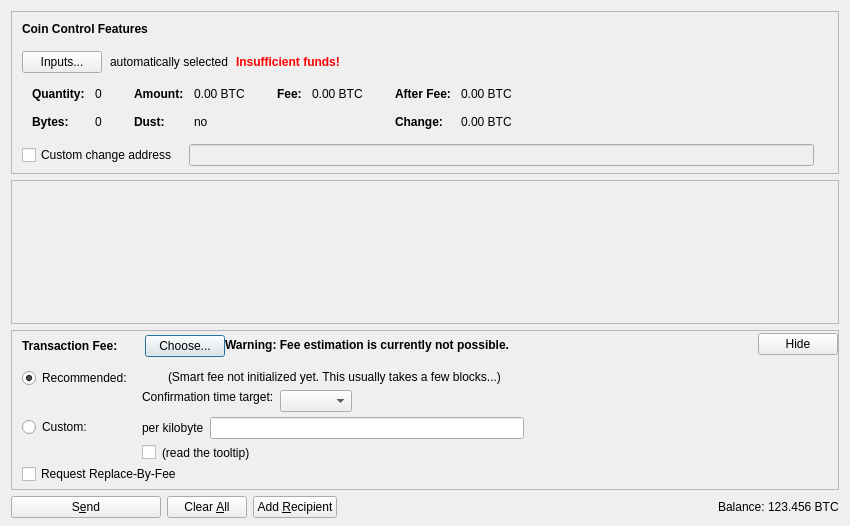
Qt form src/qt/forms/sendcoinsdialog.ui (SidGrip/universalmol) before a commit.
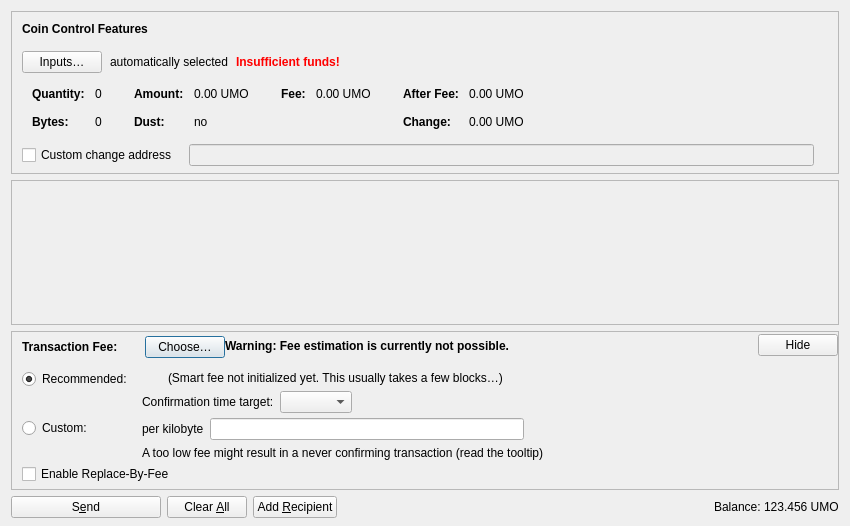
The same form after that commit. Icons and pictures are not drawn. Custom widgets are drawn as their Qt base class.

```diff
--- a/src/qt/forms/sendcoinsdialog.ui
+++ b/src/qt/forms/sendcoinsdialog.ui
@@ -107,7 +107,7 @@
              <string notr="true"/>
             </property>
             <property name="text">
-             <string>Inputs...</string>
+             <string>Inputs…</string>
             </property>
             <property name="autoDefault">
              <bool>false</bool>
@@ -324,7 +324,7 @@
                   <enum>Qt::ActionsContextMenu</enum>
                  </property>
                  <property name="text">
-                  <string notr="true">0.00 BTC</string>
+                  <string notr="true">0.00 UMO</string>
                  </property>
                  <property name="textInteractionFlags">
                   <set>Qt::LinksAccessibleByMouse|Qt::TextSelectableByKeyboard|Qt::TextSelectableByMouse</set>
@@ -404,7 +404,7 @@
                   <enum>Qt::ActionsContextMenu</enum>
                  </property>
                  <property name="text">
-                  <string notr="true">0.00 BTC</string>
+                  <string notr="true">0.00 UMO</string>
                  </property>
                  <property name="textInteractionFlags">
                   <set>Qt::LinksAccessibleByMouse|Qt::TextSelectableByKeyboard|Qt::TextSelectableByMouse</set>
@@ -455,7 +455,7 @@
                   <enum>Qt::ActionsContextMenu</enum>
                  </property>
                  <property name="text">
-                  <string notr="true">0.00 BTC</string>
+                  <string notr="true">0.00 UMO</string>
                  </property>
                  <property name="textInteractionFlags">
                   <set>Qt::LinksAccessibleByMouse|Qt::TextSelectableByKeyboard|Qt::TextSelectableByMouse</set>
@@ -484,7 +484,7 @@
                   <enum>Qt::ActionsContextMenu</enum>
                  </property>
                  <property name="text">
-                  <string notr="true">0.00 BTC</string>
+                  <string notr="true">0.00 UMO</string>
                  </property>
                  <property name="textInteractionFlags">
                   <set>Qt::LinksAccessibleByMouse|Qt::TextSelectableByKeyboard|Qt::TextSelectableByMouse</set>
@@ -738,7 +738,7 @@
               <item>
                <widget class="QPushButton" name="buttonChooseFee">
                 <property name="text">
-                 <string>Choose...</string>
+                 <string>Choose…</string>
                 </property>
                </widget>
               </item>
@@ -876,17 +876,7 @@
                <item>
                 <layout class="QHBoxLayout" name="horizontalLayoutFee8">
                  <item>
-                  <widget class="QCheckBox" name="checkBoxMinimumFee">
-                   <property name="toolTip">
-                    <string>Paying only the minimum fee is just fine as long as there is less transaction volume than space in the blocks. But be aware that this can end up in a never confirming transaction once there is more demand for UniversalMolecule transactions than the network can process.</string>
-                   </property>
-                   <property name="text">
-                    <string/>
-                   </property>
-                  </widget>
-                 </item>
-                 <item>
-                  <widget class="QLabel" name="labelMinFeeWarning">
+                  <widget class="QLabel" name="labelCustomFeeWarning">
                    <property name="enabled">
                     <bool>true</bool>
                    </property>
@@ -894,10 +884,7 @@
                     <string>Paying only the minimum fee is just fine as long as there is less transaction volume than space in the blocks. But be aware that this can end up in a never confirming transaction once there is more demand for UniversalMolecule transactions than the network can process.</string>
                    </property>
                    <property name="text">
-                    <string>(read the tooltip)</string>
-                   </property>
-                   <property name="margin">
-                    <number>5</number>
+                    <string>A too low fee might result in a never confirming transaction (read the tooltip)</string>
                    </property>
                   </widget>
                  </item>
@@ -990,9 +977,6 @@
                    <property name="text">
                     <string/>
                    </property>
-                   <property name="margin">
-                    <number>2</number>
-                   </property>
                   </widget>
                  </item>
                  <item>
@@ -1005,10 +989,7 @@
                  <item>
                   <widget class="QLabel" name="labelSmartFee2">
                    <property name="text">
-                    <string>(Smart fee not initialized yet. This usually takes a few blocks...)</string>
-                   </property>
-                   <property name="margin">
-                    <number>2</number>
+                    <string>(Smart fee not initialized yet. This usually takes a few blocks…)</string>
                    </property>
                   </widget>
                  </item>
@@ -1036,24 +1017,8 @@
                      <property name="text">
                       <string>Confirmation time target:</string>
                      </property>
-                     <property name="margin">
-                      <number>2</number>
-                     </property>
                     </widget>
                    </item>
-                   <item>
-                    <spacer name="verticalSpacer_3">
-                     <property name="orientation">
-                      <enum>Qt::Vertical</enum>
-                     </property>
-                     <property name="sizeHint" stdset="0">
-                      <size>
-                       <width>1</width>
-                       <height>1</height>
-                      </size>
-                     </property>
-                    </spacer>
-                   </item>
                   </layout>
                  </item>
                  <item>
@@ -1108,7 +1073,7 @@
            <item>
             <widget class="QCheckBox" name="optInRBF">
              <property name="text">
-              <string>Request Replace-By-Fee</string>
+              <string>Enable Replace-By-Fee</string>
              </property>
              <property name="toolTip">
               <string>Indicates that the sender may wish to replace this transaction with a new one paying higher fees (prior to being confirmed).</string>
@@ -1247,7 +1212,7 @@
           <cursorShape>IBeamCursor</cursorShape>
          </property>
          <property name="text">
-          <string notr="true">123.456 BTC</string>
+          <string notr="true">123.456 UMO</string>
          </property>
          <property name="textInteractionFlags">
           <set>Qt::LinksAccessibleByMouse|Qt::TextSelectableByKeyboard|Qt::TextSelectableByMouse</set>
```
Left out of the diff: 16 changed lines with no effect on the pictures.
